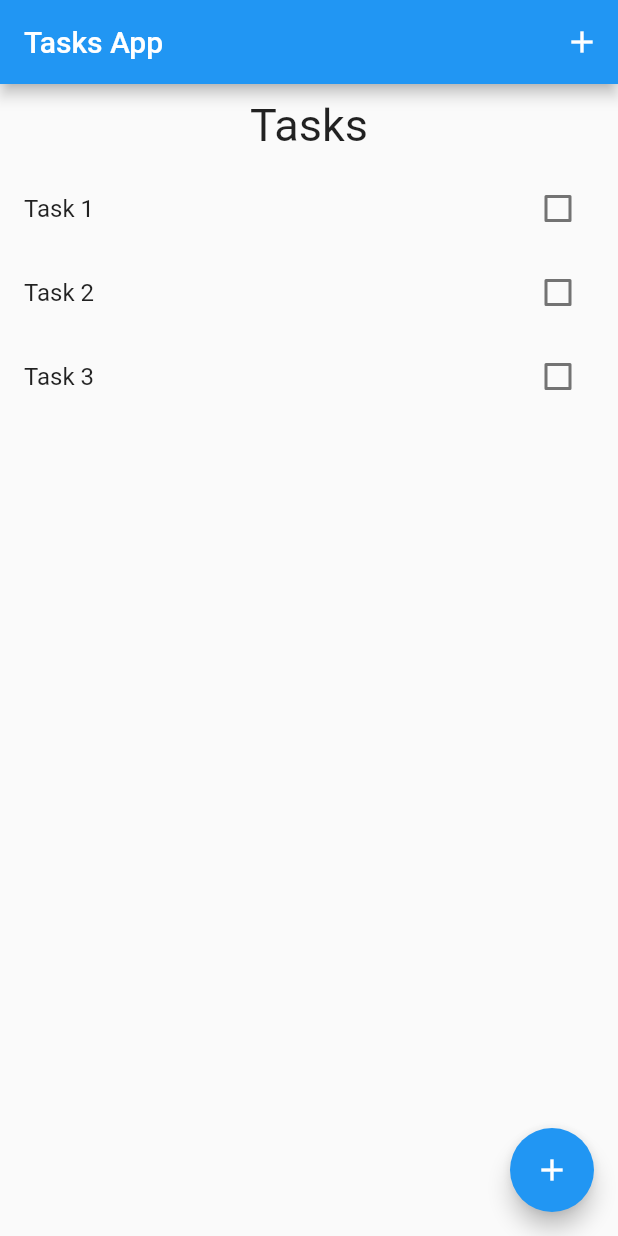
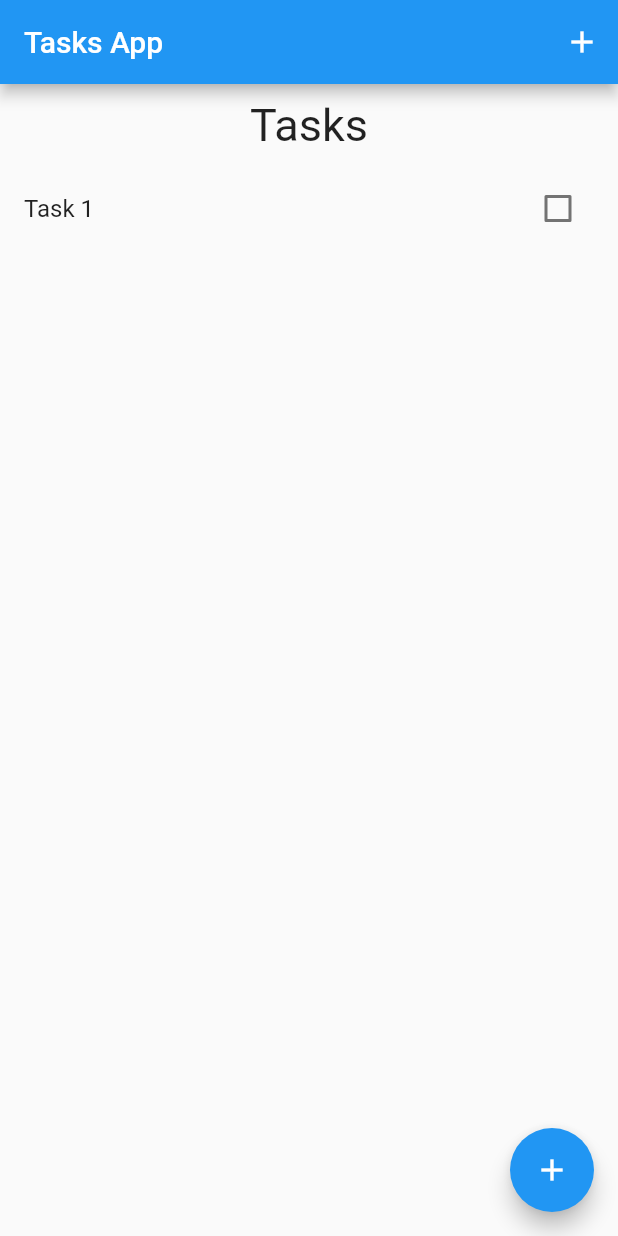
Before and after one commit to 29Niro/flutter_todo_app, a Flutter app: the screen it shows after launch, on a phone screen of 412 x 824 dp. Run offline on Flutter 3.47's test engine with Material 2 defaults, Android fonts, the phone set to English and light mode, and no system bars; our stand-ins replace bloc, equatable, flutter_bloc.

Commit message:
use tasks bloc

```diff
--- a/lib/blocs/bloc_exports.dart
+++ b/lib/blocs/bloc_exports.dart
@@ -0,0 +1,2 @@
+export './bloc/tasks_bloc.dart';
+export 'package:flutter_bloc/flutter_bloc.dart';
--- a/lib/main.dart
+++ b/lib/main.dart
@@ -1,8 +1,15 @@
 import 'package:flutter/material.dart';
 import 'package:flutter_todo_app/screens/task_screen.dart';
 
+import 'blocs/bloc_exports.dart';
+import 'models/tasks.dart';
+
 void main() {
-  runApp(const MyApp());
+  BlocOverrides.runZoned(
+    () {
+      runApp(const MyApp());
+    },
+  );
 }
 
 class MyApp extends StatelessWidget {
@@ -11,12 +18,18 @@ class MyApp extends StatelessWidget {
   // This widget is the root of your application.
   @override
   Widget build(BuildContext context) {
-    return MaterialApp(
-      title: 'Flutter Demo',
-      theme: ThemeData(
-       primarySwatch: Colors.blue,
+    return BlocProvider(
+      create: (context) => TasksBloc()
+        ..add(AddTask(
+          task: Task(title: 'Task 1'),
+        )),
+      child: MaterialApp(
+        title: 'Flutter Demo',
+        theme: ThemeData(
+          primarySwatch: Colors.blue,
+        ),
+        home: TaskScreen(),
       ),
-      home: TaskScreen(),
     );
   }
 }
--- a/lib/screens/task_screen.dart
+++ b/lib/screens/task_screen.dart
@@ -1,19 +1,18 @@
 import 'package:flutter/material.dart';
 import 'package:flutter_todo_app/models/tasks.dart';
 import 'package:flutter_todo_app/widgets/tasks_list.dart';
+
+import '../blocs/bloc_exports.dart';
 
 // ignore: must_be_immutable
 class TaskScreen extends StatelessWidget {
   TaskScreen({Key? key}) : super(key: key);
 
-  List<Task> taskList = [
-    Task(title: 'Task 1'),
-    Task(title: 'Task 2'),
-    Task(title: 'Task 3'),
-  ];
-
   @override
   Widget build(BuildContext context) {
+    return BlocBuilder<TasksBloc, TasksState>(
+      builder: (context, state) {
+        List<Task> taskList = state.allTasks;
         return Scaffold(
           appBar: AppBar(
             title: const Text('Tasks App'),
@@ -28,7 +27,8 @@ class TaskScreen extends StatelessWidget {
             crossAxisAlignment: CrossAxisAlignment.center,
             children: [
               Container(
-            padding: const EdgeInsets.symmetric(vertical: 10, horizontal: 20),
+                padding:
+                    const EdgeInsets.symmetric(vertical: 10, horizontal: 20),
                 child: const Center(
                   child: Text(
                     'Tasks',
@@ -45,5 +45,7 @@ class TaskScreen extends StatelessWidget {
             child: const Icon(Icons.add),
           ),
         );
+      },
+    );
   }
 }
```
Lines whose indentation alone changed are shown as unchanged.
